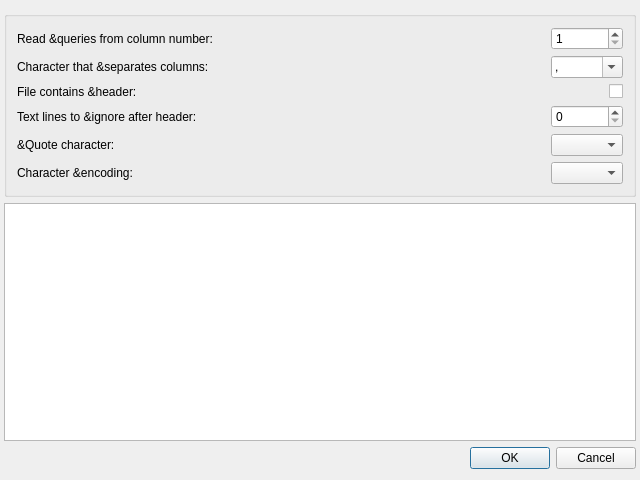
This is coquery/gui/ui/csvOptions.ui in gkunter/coquery as Qt 5 draws it before an edit. The edited form follows.
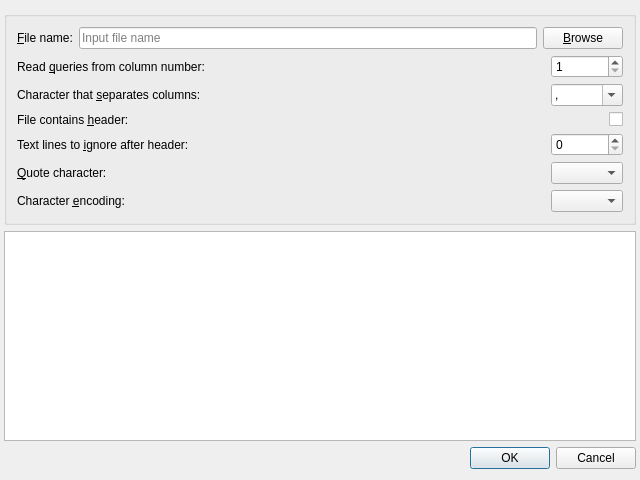
This is the edited form.

Commit message: Add widgets needed to select file names

The edit to the form file:
```diff
--- a/coquery/gui/ui/csvOptions.ui
+++ b/coquery/gui/ui/csvOptions.ui
@@ -29,44 +29,58 @@
       <property name="margin">
        <number>10</number>
       </property>
+      <item>
+       <layout class="QHBoxLayout" name="horizontalLayout">
+        <item>
+         <widget class="QLabel" name="label_4">
+          <property name="text">
+           <string>&amp;File name:</string>
+          </property>
+          <property name="buddy">
+           <cstring>edit_file_name</cstring>
+          </property>
+         </widget>
+        </item>
+        <item>
+         <widget class="QLineEdit" name="edit_file_name">
+          <property name="enabled">
+           <bool>true</bool>
+          </property>
+          <property name="sizePolicy">
+           <sizepolicy hsizetype="MinimumExpanding" vsizetype="Minimum">
+            <horstretch>0</horstretch>
+            <verstretch>0</verstretch>
+           </sizepolicy>
+          </property>
+          <property name="accessibleDescription">
+           <string/>
+          </property>
+          <property name="placeholderText">
+           <string>Input file name</string>
+          </property>
+         </widget>
+        </item>
+        <item>
+         <widget class="QPushButton" name="button_browse_file">
+          <property name="sizePolicy">
+           <sizepolicy hsizetype="Minimum" vsizetype="Fixed">
+            <horstretch>0</horstretch>
+            <verstretch>0</verstretch>
+           </sizepolicy>
+          </property>
+          <property name="text">
+           <string>&amp;Browse</string>
+          </property>
+          <property name="shortcut">
+           <string>Alt+B</string>
+          </property>
+         </widget>
+        </item>
+       </layout>
+      </item>
       <item>
        <layout class="QGridLayout" name="gridLayout">
-        <item row="4" column="1">
-         <widget class="QComboBox" name="quote_char"/>
-        </item>
-        <item row="0" column="1">
-         <widget class="QSpinBox" name="query_column">
-          <property name="sizePolicy">
-           <sizepolicy hsizetype="Preferred" vsizetype="Fixed">
-            <horstretch>0</horstretch>
-            <verstretch>0</verstretch>
-           </sizepolicy>
-          </property>
-          <property name="minimum">
-           <number>1</number>
-          </property>
-          <property name="maximum">
-           <number>999</number>
-          </property>
-         </widget>
-        </item>
         <item row="2" column="1">
-         <widget class="QCheckBox" name="file_has_headers">
-          <property name="sizePolicy">
-           <sizepolicy hsizetype="Preferred" vsizetype="Fixed">
-            <horstretch>0</horstretch>
-            <verstretch>0</verstretch>
-           </sizepolicy>
-          </property>
-          <property name="layoutDirection">
-           <enum>Qt::RightToLeft</enum>
-          </property>
-          <property name="text">
-           <string/>
-          </property>
-         </widget>
-        </item>
-        <item row="1" column="1">
          <widget class="QComboBox" name="separate_char">
           <property name="sizePolicy">
            <sizepolicy hsizetype="Preferred" vsizetype="Fixed">
@@ -109,34 +123,105 @@
           </item>
          </widget>
         </item>
+        <item row="3" column="0">
+         <widget class="QLabel" name="label">
+          <property name="text">
+           <string>File contains &amp;header:</string>
+          </property>
+          <property name="buddy">
+           <cstring>file_has_headers</cstring>
+          </property>
+         </widget>
+        </item>
         <item row="3" column="1">
-         <widget class="QSpinBox" name="ignore_lines">
+         <widget class="QCheckBox" name="file_has_headers">
           <property name="sizePolicy">
            <sizepolicy hsizetype="Preferred" vsizetype="Fixed">
             <horstretch>0</horstretch>
             <verstretch>0</verstretch>
            </sizepolicy>
           </property>
+          <property name="layoutDirection">
+           <enum>Qt::RightToLeft</enum>
+          </property>
+          <property name="text">
+           <string/>
+          </property>
          </widget>
         </item>
-        <item row="5" column="1">
-         <widget class="QComboBox" name="combo_encoding"/>
+        <item row="1" column="1">
+         <widget class="QSpinBox" name="query_column">
+          <property name="sizePolicy">
+           <sizepolicy hsizetype="Preferred" vsizetype="Fixed">
+            <horstretch>0</horstretch>
+            <verstretch>0</verstretch>
+           </sizepolicy>
+          </property>
+          <property name="minimum">
+           <number>1</number>
+          </property>
+          <property name="maximum">
+           <number>999</number>
+          </property>
+         </widget>
         </item>
-        <item row="5" column="0">
+        <item row="6" column="0">
          <widget class="QLabel" name="label_3">
           <property name="text">
            <string>Character &amp;encoding:</string>
           </property>
+          <property name="buddy">
+           <cstring>combo_encoding</cstring>
+          </property>
          </widget>
         </item>
-        <item row="0" column="0">
+        <item row="6" column="1">
+         <widget class="QComboBox" name="combo_encoding"/>
+        </item>
+        <item row="4" column="0">
+         <widget class="QLabel" name="label_6">
+          <property name="text">
+           <string>Text lines to &amp;ignore after header:</string>
+          </property>
+          <property name="buddy">
+           <cstring>ignore_lines</cstring>
+          </property>
+         </widget>
+        </item>
+        <item row="4" column="1">
+         <widget class="QSpinBox" name="ignore_lines">
+          <property name="sizePolicy">
+           <sizepolicy hsizetype="Preferred" vsizetype="Fixed">
+            <horstretch>0</horstretch>
+            <verstretch>0</verstretch>
+           </sizepolicy>
+          </property>
+         </widget>
+        </item>
+        <item row="5" column="0">
+         <widget class="QLabel" name="label_2">
+          <property name="text">
+           <string>&amp;Quote character:</string>
+          </property>
+          <property name="buddy">
+           <cstring>quote_char</cstring>
+          </property>
+         </widget>
+        </item>
+        <item row="1" column="0">
          <widget class="QLabel" name="label_query_column">
           <property name="text">
            <string>Read &amp;queries from column number:</string>
           </property>
+          <property name="buddy">
+           <cstring>query_column</cstring>
+          </property>
          </widget>
         </item>
-        <item row="1" column="0">
+        <item row="5" column="1">
+         <widget class="QComboBox" name="quote_char"/>
+        </item>
+        <item row="2" column="0">
          <widget class="QLabel" name="label_10">
           <property name="sizePolicy">
            <sizepolicy hsizetype="Expanding" vsizetype="Preferred">
@@ -147,26 +232,8 @@
           <property name="text">
            <string>Character that &amp;separates columns:</string>
           </property>
-         </widget>
-        </item>
-        <item row="2" column="0">
-         <widget class="QLabel" name="label">
-          <property name="text">
-           <string>File contains &amp;header:</string>
-          </property>
-         </widget>
-        </item>
-        <item row="3" column="0">
-         <widget class="QLabel" name="label_6">
-          <property name="text">
-           <string>Text lines to &amp;ignore after header:</string>
-          </property>
-         </widget>
-        </item>
-        <item row="4" column="0">
-         <widget class="QLabel" name="label_2">
-          <property name="text">
-           <string>&amp;Quote character:</string>
+          <property name="buddy">
+           <cstring>separate_char</cstring>
           </property>
          </widget>
         </item>
```
The commit also changes 2 other files.
